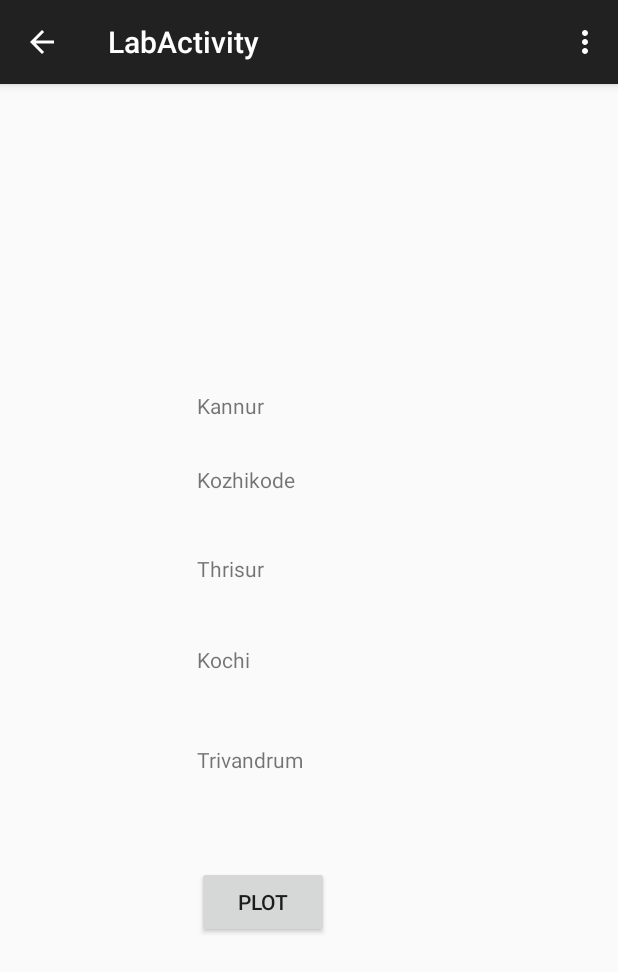
After one commit to vishnu-narayanan/Sunshine, an Android app: the LabActivity screen opened directly, with no data from a screen before it, on a phone screen of 412 x 824 dp. The commit adds this screen. Shown: the top 972 px of the screen. Run offline under Robolectric (Android 15) with nearby library versions, the phone set to English and light mode, and no system bars.

Commit message:
add lab activity for simultenous multiple location rendering

```diff
--- a/app/src/main/AndroidManifest.xml
+++ b/app/src/main/AndroidManifest.xml
@@ -58,6 +58,14 @@
                 android:name="android.support.PARENT_ACTIVITY"
                 android:value="com.vn.sunshine.MainActivity" />
         </activity>
+        <activity
+            android:name=".LabActivity"
+            android:label="@string/title_activity_lab"
+            android:parentActivityName=".MainActivity" >
+            <meta-data
+                android:name="android.support.PARENT_ACTIVITY"
+                android:value="com.vn.sunshine.MainActivity" />
+        </activity>
     </application>
 
 </manifest>
--- /dev/null
+++ b/app/src/main/java/com/vn/sunshine/LabActivity.java
@@ -0,0 +1,37 @@
+package com.vn.sunshine;
+
+import android.support.v7.app.AppCompatActivity;
+import android.os.Bundle;
+import android.view.Menu;
+import android.view.MenuItem;
+
+public class LabActivity extends AppCompatActivity {
+
+    @Override
+    protected void onCreate(Bundle savedInstanceState) {
+        super.onCreate(savedInstanceState);
+        setContentView(R.layout.activity_lab);
+    }
+
+    @Override
+    public boolean onCreateOptionsMenu(Menu menu) {
+        // Inflate the menu; this adds items to the action bar if it is present.
+        getMenuInflater().inflate(R.menu.menu_lab, menu);
+        return true;
+    }
+
+    @Override
+    public boolean onOptionsItemSelected(MenuItem item) {
+        // Handle action bar item clicks here. The action bar will
+        // automatically handle clicks on the Home/Up button, so long
+        // as you specify a parent activity in AndroidManifest.xml.
+        int id = item.getItemId();
+
+        //noinspection SimplifiableIfStatement
+        if (id == R.id.action_settings) {
+            return true;
+        }
+
+        return super.onOptionsItemSelected(item);
+    }
+}
--- a/app/src/main/java/com/vn/sunshine/MainActivity.java
+++ b/app/src/main/java/com/vn/sunshine/MainActivity.java
@@ -54,6 +54,12 @@
             return  true;
         }
 
+        if (id == R.id.action_lab){
+            Intent intent = new Intent(this,LabActivity.class);
+            startActivity(intent);
+            return true;
+        }
+
         return super.onOptionsItemSelected(item);
     }
 
--- /dev/null
+++ b/app/src/main/res/layout/activity_lab.xml
@@ -0,0 +1,68 @@
+<RelativeLayout xmlns:android="http://schemas.android.com/apk/res/android"
+    xmlns:tools="http://schemas.android.com/tools" android:layout_width="match_parent"
+    android:layout_height="match_parent" android:paddingLeft="@dimen/activity_horizontal_margin"
+    android:paddingRight="@dimen/activity_horizontal_margin"
+    android:paddingTop="@dimen/activity_vertical_margin"
+    android:paddingBottom="@dimen/activity_vertical_margin"
+    tools:context="com.vn.sunshine.LabActivity">
+
+    <TextView android:text="Kannur" android:layout_width="wrap_content"
+        android:layout_height="wrap_content"
+        android:id="@+id/textView"
+        android:layout_above="@+id/textView"
+        android:layout_alignLeft="@+id/textView"
+        android:layout_alignStart="@+id/textView"
+        android:layout_marginBottom="30dp" />
+
+    <TextView
+        android:layout_width="wrap_content"
+        android:layout_height="wrap_content"
+        android:text="Kozhikode"
+        android:id="@+id/textView"
+        android:layout_marginLeft="115dp"
+        android:layout_marginStart="115dp"
+        android:layout_above="@+id/textView2"
+        android:layout_alignParentLeft="true"
+        android:layout_alignParentStart="true"
+        android:layout_marginBottom="40dp" />
+
+    <TextView
+        android:layout_width="wrap_content"
+        android:layout_height="wrap_content"
+        android:text="Thrisur"
+        android:id="@+id/textView2"
+        android:layout_marginBottom="41dp"
+        android:layout_above="@+id/textView3"
+        android:layout_alignLeft="@+id/textView3"
+        android:layout_alignStart="@+id/textView3" />
+
+    <TextView
+        android:layout_width="wrap_content"
+        android:layout_height="wrap_content"
+        android:text="Kochi"
+        android:id="@+id/textView3"
+        android:layout_centerVertical="true"
+        android:layout_alignLeft="@+id/textView"
+        android:layout_alignStart="@+id/textView" />
+
+    <TextView
+        android:layout_width="wrap_content"
+        android:layout_height="wrap_content"
+        android:text="Trivandrum"
+        android:id="@+id/textView4"
+        android:layout_below="@+id/textView3"
+        android:layout_alignLeft="@+id/textView3"
+        android:layout_alignStart="@+id/textView3"
+        android:layout_marginTop="47dp" />
+
+    <Button
+        android:layout_width="wrap_content"
+        android:layout_height="wrap_content"
+        android:text="Plot"
+        android:id="@+id/button"
+        android:layout_below="@+id/textView4"
+        android:layout_alignLeft="@+id/textView4"
+        android:layout_alignStart="@+id/textView4"
+        android:layout_marginTop="61dp" />
+
+</RelativeLayout>
--- /dev/null
+++ b/app/src/main/res/menu/menu_lab.xml
@@ -0,0 +1,6 @@
+<menu xmlns:android="http://schemas.android.com/apk/res/android"
+    xmlns:app="http://schemas.android.com/apk/res-auto"
+    xmlns:tools="http://schemas.android.com/tools" tools:context="com.vn.sunshine.LabActivity">
+    <item android:id="@+id/action_settings" android:title="@string/action_settings"
+        android:orderInCategory="100" app:showAsAction="never" />
+</menu>
--- a/app/src/main/res/menu/menu_main.xml
+++ b/app/src/main/res/menu/menu_main.xml
@@ -11,4 +11,8 @@
         android:id="@+id/action_map"
         android:title="@string/map_settings"
         app:showAsAction="never" />
+    <item
+        android:id="@+id/action_lab"
+        android:title="@string/action_lab"
+        app:showAsAction="never"/>
 </menu>
--- a/app/src/main/res/values/strings.xml
+++ b/app/src/main/res/values/strings.xml
@@ -21,7 +21,8 @@
     <string name="map_settings">Map</string>
     <string name="action_share">Share</string>
     <string name="title_activity_maps">Map</string>
-
+    <string name="action_lab">Lab</string>
+    <string name="title_activity_lab">LabActivity</string>
 
 
 </resources>
```
